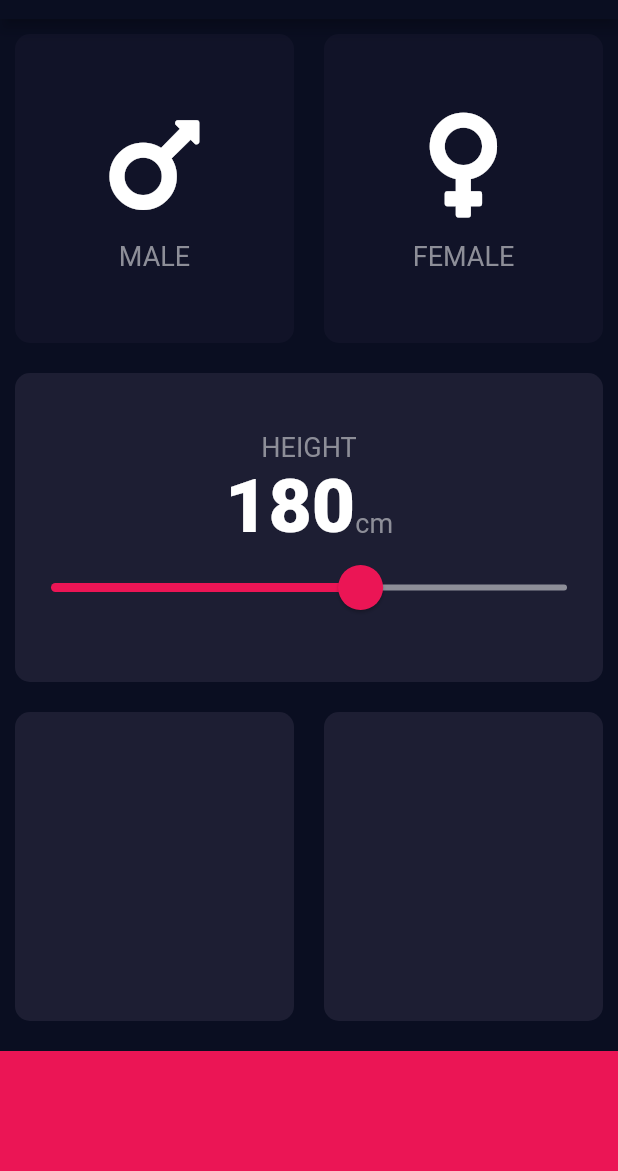
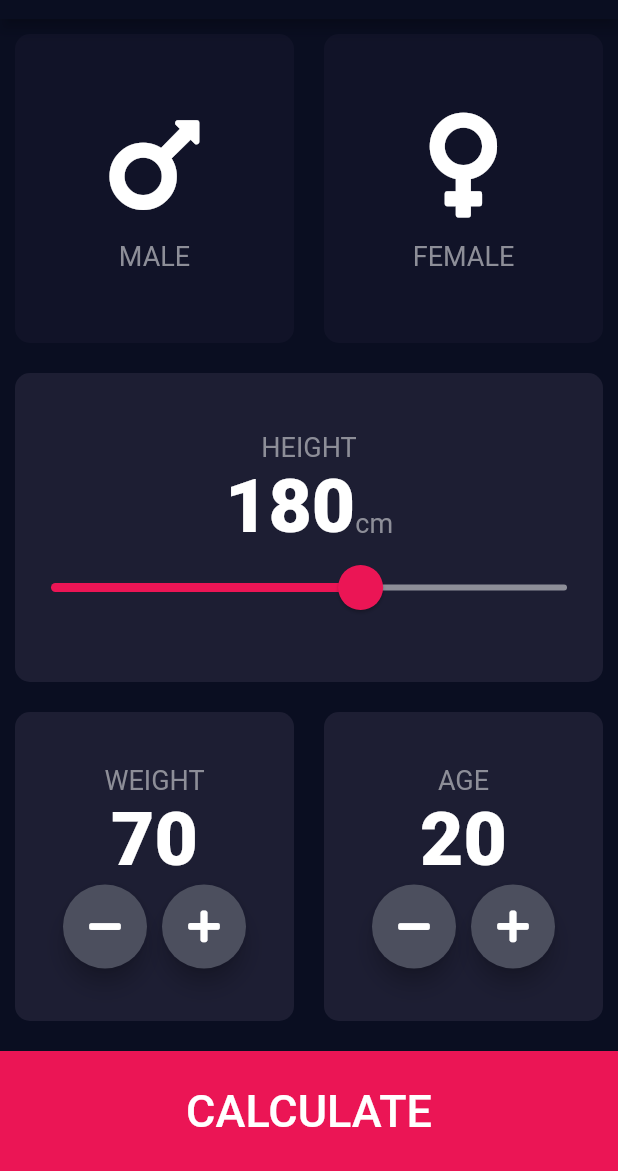
Before and after one commit to ezazulhaq/bmi_calculator_flutter, a Flutter app: the screen it shows after launch, on a phone screen of 412 x 824 dp, the part 65-1236 px from its top. Run offline on Flutter 3.47's test engine with Material 2 defaults, Android fonts, the phone set to English and light mode, and no system bars; our stand-ins replace font_awesome_flutter.

Commit message:
Designing and counting Weight and Age Cards

```diff
--- a/lib/constants.dart
+++ b/lib/constants.dart
@@ -19,3 +19,9 @@ const kNumberText = TextStyle(
   fontWeight: FontWeight.w900,
   color: Colors.white,
 );
+
+const kButtonText = TextStyle(
+  fontSize: 30.0,
+  fontWeight: FontWeight.w500,
+  color: Colors.white,
+);
--- a/lib/input_page.dart
+++ b/lib/input_page.dart
@@ -4,6 +4,7 @@ import 'icon_content.dart';
 import 'reusable_card.dart';
 import 'gender.dart';
 import 'constants.dart';
+import 'round_icon_button.dart';
 
 class InputPage extends StatefulWidget {
   @override
@@ -13,6 +14,8 @@ class InputPage extends StatefulWidget {
 class _InputPageState extends State<InputPage> {
   Gender selectedGender;
   int height = 180;
+  int weight = 70;
+  int age = 20;
 
   @override
   Widget build(BuildContext context) {
@@ -126,12 +129,86 @@ class _InputPageState extends State<InputPage> {
                   flex: 1,
                   child: ReusableCard(
                     colour: kActiveCardColor,
+                    childCard: Column(
+                      mainAxisAlignment: MainAxisAlignment.center,
+                      children: <Widget>[
+                        Text(
+                          'WEIGHT',
+                          style: kLableText,
+                        ),
+                        Text(
+                          weight.toString(),
+                          style: kNumberText,
+                        ),
+                        Row(
+                          mainAxisAlignment: MainAxisAlignment.center,
+                          children: <Widget>[
+                            RoundIconButton(
+                              icon: FontAwesomeIcons.minus,
+                              onPress: () {
+                                setState(() {
+                                  weight--;
+                                });
+                              },
+                            ),
+                            SizedBox(
+                              width: 10.0,
+                            ),
+                            RoundIconButton(
+                              icon: FontAwesomeIcons.plus,
+                              onPress: () {
+                                setState(() {
+                                  weight++;
+                                });
+                              },
+                            ),
+                          ],
+                        )
+                      ],
+                    ),
                   ),
                 ),
                 Expanded(
                   flex: 1,
                   child: ReusableCard(
                     colour: kActiveCardColor,
+                    childCard: Column(
+                      mainAxisAlignment: MainAxisAlignment.center,
+                      children: <Widget>[
+                        Text(
+                          'AGE',
+                          style: kLableText,
+                        ),
+                        Text(
+                          age.toString(),
+                          style: kNumberText,
+                        ),
+                        Row(
+                          mainAxisAlignment: MainAxisAlignment.center,
+                          children: <Widget>[
+                            RoundIconButton(
+                              icon: FontAwesomeIcons.minus,
+                              onPress: () {
+                                setState(() {
+                                  age--;
+                                });
+                              },
+                            ),
+                            SizedBox(
+                              width: 10.0,
+                            ),
+                            RoundIconButton(
+                              icon: FontAwesomeIcons.plus,
+                              onPress: () {
+                                setState(() {
+                                  age++;
+                                });
+                              },
+                            ),
+                          ],
+                        )
+                      ],
+                    ),
                   ),
                 ),
               ],
@@ -141,6 +218,18 @@ class _InputPageState extends State<InputPage> {
             color: kButtomContainerColor,
             height: kButtomButtonHeight,
             margin: EdgeInsets.only(top: 10.0),
+            child: FlatButton(
+              onPressed: () {},
+              child: Column(
+                mainAxisAlignment: MainAxisAlignment.center,
+                children: <Widget>[
+                  Text(
+                    'CALCULATE',
+                    style: kButtonText,
+                  ),
+                ],
+              ),
+            ),
           )
         ],
       ),
--- /dev/null
+++ b/lib/round_icon_button.dart
@@ -0,0 +1,19 @@
+import 'package:flutter/material.dart';
+
+class RoundIconButton extends StatelessWidget {
+  RoundIconButton({@required this.icon, @required this.onPress});
+
+  final IconData icon;
+  final Function onPress;
+  @override
+  Widget build(BuildContext context) {
+    return FloatingActionButton(
+      backgroundColor: Color(0xFF4C4F5E),
+      child: Icon(
+        icon,
+        color: Colors.white,
+      ),
+      onPressed: onPress,
+    );
+  }
+}
```
